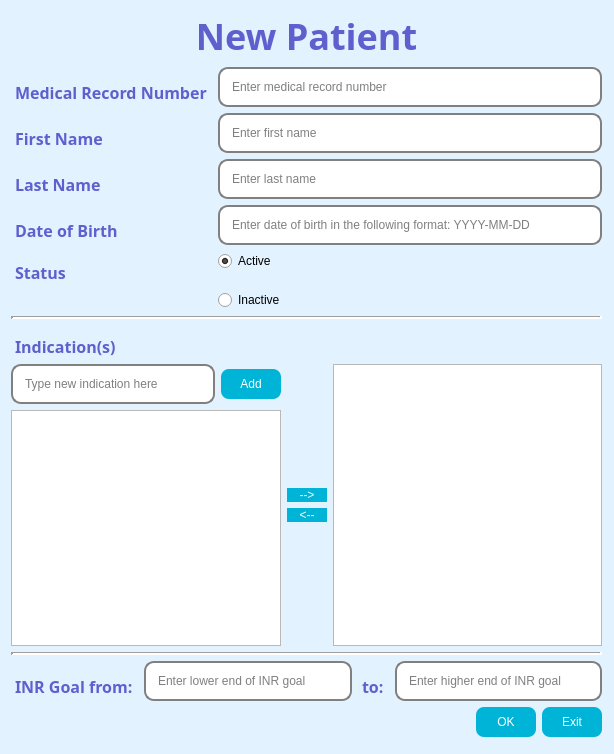
First picture: the form in resource/uic/newpatient.ui, repository xyang-github/INR_Tracker, before the edit.
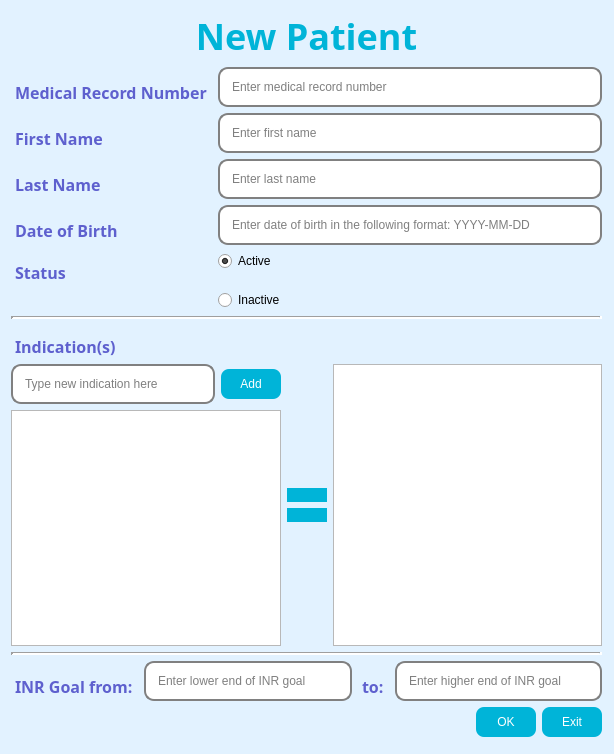
Second picture: the form after the edit. Icons and pictures are not drawn.

Commit message: Changed the color scheme and font

Patch:
```diff
--- a/resource/uic/newpatient.ui
+++ b/resource/uic/newpatient.ui
@@ -82,7 +82,7 @@
 	background-color: #00b4d8;
 	color: white;
 	border-radius: 8px;
-	font-family: &quot;Readex Pro&quot;;
+	font-family: &quot;Raleway&quot;;
 	font: 12px;
 }
 
@@ -94,7 +94,7 @@
 	border: 2px  solid gray;
 	border-radius: 10px;
 	padding: 10px;
-	font-family:  &quot;Readex Pro&quot;;
+	font-family:  &quot;Raleway&quot;;
 	font: 12px;
 
 }
@@ -108,14 +108,17 @@
 }
 
 QLabel#lblHeader {
-	font-family: &quot;Raleway&quot;;
+	font-family: &quot;SourceSansPro&quot;;
 	font-size: 36px;	
 	font-weight: bold;
+	color: #00b4d8;
 	margin: 0;
+	border: 2px solid 00b4d8;
+	border-radius: 10px;
 }
 </string>
   </property>
-  <widget class="QWidget" name="">
+  <widget class="QWidget" name="layoutWidget">
    <property name="geometry">
     <rect>
      <x>11</x>
@@ -129,7 +132,7 @@
      <widget class="QLabel" name="lblHeader">
       <property name="font">
        <font>
-        <family>Raleway</family>
+        <family>SourceSansPro</family>
         <pointsize>-1</pointsize>
         <weight>75</weight>
         <bold>true</bold>
@@ -395,7 +398,17 @@
            <string>Add indication to patient's profile</string>
           </property>
           <property name="text">
-           <string>--&gt;</string>
+           <string/>
+          </property>
+          <property name="icon">
+           <iconset resource="../resource.qrc">
+            <normaloff>:/img/icon/add_to.png</normaloff>:/img/icon/add_to.png</iconset>
+          </property>
+          <property name="iconSize">
+           <size>
+            <width>24</width>
+            <height>24</height>
+           </size>
           </property>
          </widget>
         </item>
@@ -405,7 +418,17 @@
            <string>Remove indication from patient's profile</string>
           </property>
           <property name="text">
-           <string>&lt;--</string>
+           <string/>
+          </property>
+          <property name="icon">
+           <iconset resource="../resource.qrc">
+            <normaloff>:/img/icon/remove_from.png</normaloff>:/img/icon/remove_from.png</iconset>
+          </property>
+          <property name="iconSize">
+           <size>
+            <width>24</width>
+            <height>24</height>
+           </size>
           </property>
          </widget>
         </item>
```
Left out of the diff: 12 changed lines with no effect on the pictures. The commit also changes 4 other files.
